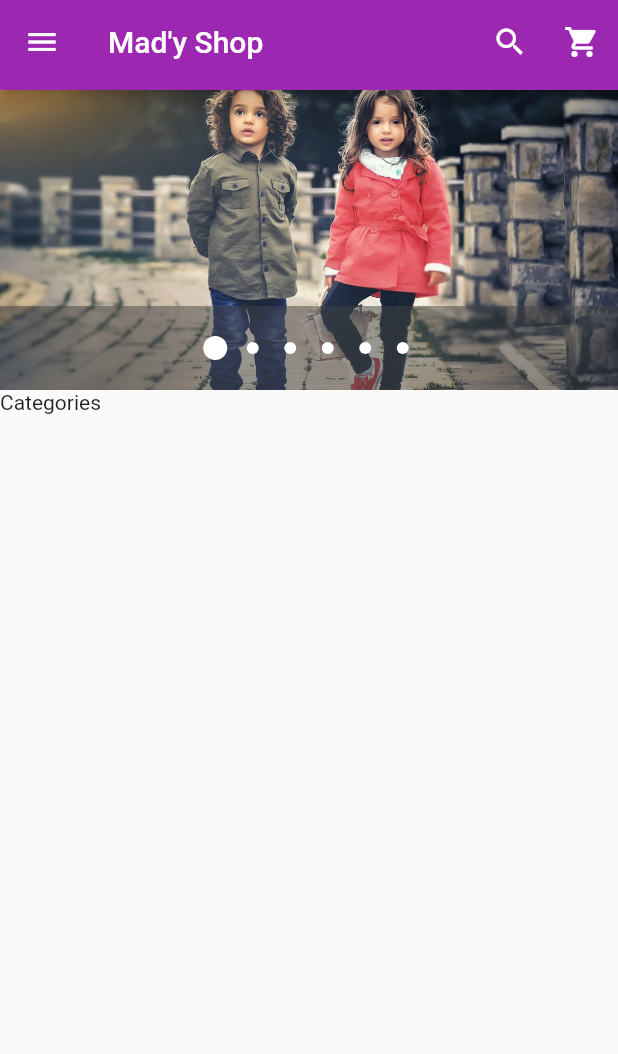
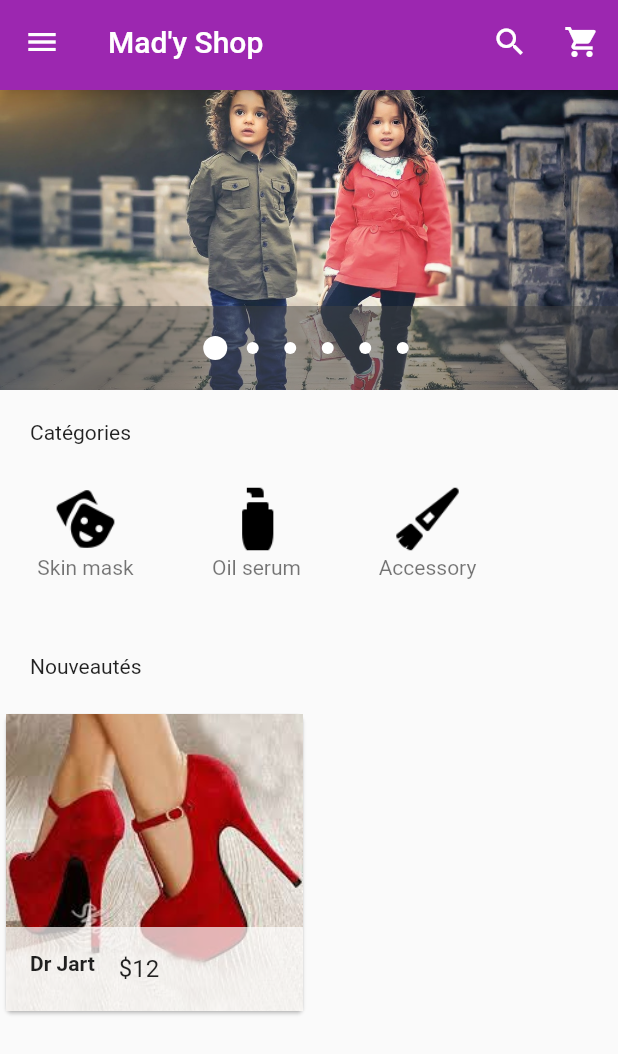
Before and after one commit to tchenio/ecommerce, a Flutter app: the screen it shows after launch, on a phone screen of 412 x 824 dp. Shown: the top 1054 px of the screen. Run offline on Flutter 3.47's test engine with Material 2 defaults, Android fonts, the phone set to English and light mode, and no system bars; drawn by our look-alikes of carousel_pro.

Commit message:
category and product list ui

```diff
--- /dev/null
+++ b/lib/components/Products.dart
@@ -0,0 +1,36 @@
+import 'package:ecommerce/model/Product.dart';
+import 'package:flutter/material.dart';
+
+class Products extends StatefulWidget {
+  const Products({Key? key}) : super(key: key);
+
+  @override
+  _ProductsState createState() => _ProductsState();
+}
+
+class _ProductsState extends State<Products> {
+  var product_list = [
+    {
+      "name": "Dr Jart",
+      "picture": "images/products/hills2.jpeg",
+      "old_price": 15,
+      "price": 12
+    }
+  ];
+
+  @override
+  Widget build(BuildContext context) {
+    return GridView.builder(
+        itemCount: product_list.length,
+        gridDelegate:
+            new SliverGridDelegateWithFixedCrossAxisCount(crossAxisCount: 2),
+        itemBuilder: (BuildContext context, int index) {
+          return Product(
+            product_name: product_list[index]['name'],
+            product_picture: product_list[index]['picture'],
+            product_old_price: product_list[index]['old_price'],
+            product_price: product_list[index]['price'],
+          );
+        });
+  }
+}
--- a/lib/components/carousel.dart
+++ /dev/null
@@ -1,27 +0,0 @@
-
-import 'package:flutter/material.dart';
-import 'package:carousel_pro/carousel_pro.dart' show Carousel;
-
-
-class CarouselWidget extends StatelessWidget {
-  @override
-  Widget build(BuildContext context) {
-      return new Container(
-        height: 200.0,
-        child: Carousel(
-          boxFit: BoxFit.cover,
-          images: [
-            AssetImage('images/c1.jpg'),
-            AssetImage('images/m2.jpg'),
-            AssetImage('images/m1.jpeg'),
-            AssetImage('images/w1.jpeg'),
-            AssetImage('images/w3.jpeg'),
-            AssetImage('images/w4.jpeg'),
-          ],
-          autoplay: false,
-          animationCurve: Curves.fastOutSlowIn,
-          animationDuration: Duration(milliseconds: 1000),
-        ),
-      );
-  }
-}
--- /dev/null
+++ b/lib/components/carousel_widget.dart
@@ -0,0 +1,25 @@
+import 'package:carousel_pro/carousel_pro.dart' show Carousel;
+import 'package:flutter/material.dart';
+
+class CarouselWidget extends StatelessWidget {
+  @override
+  Widget build(BuildContext context) {
+    return new Container(
+      height: 200.0,
+      child: Carousel(
+        boxFit: BoxFit.cover,
+        images: [
+          AssetImage('images/c1.jpg'),
+          AssetImage('images/m2.jpg'),
+          AssetImage('images/m1.jpeg'),
+          AssetImage('images/w1.jpeg'),
+          AssetImage('images/w3.jpeg'),
+          AssetImage('images/w4.jpeg'),
+        ],
+        autoplay: false,
+        animationCurve: Curves.fastOutSlowIn,
+        animationDuration: Duration(milliseconds: 1000),
+      ),
+    );
+  }
+}
--- /dev/null
+++ b/lib/components/category_listview.dart
@@ -0,0 +1,27 @@
+import 'package:ecommerce/model/Category.dart';
+import 'package:flutter/material.dart';
+
+class HorizontalList extends StatelessWidget {
+  const HorizontalList({Key? key}) : super(key: key);
+
+  @override
+  Widget build(BuildContext context) {
+    return Container(
+      height: 100.0,
+      child: ListView(scrollDirection: Axis.horizontal, children: <Widget>[
+        Category(
+          image_location: "images/categorie/masque-60.png",
+          image_caption: "Skin mask",
+        ),
+        Category(
+          image_location: "images/categorie/serum-60.png",
+          image_caption: "Oil serum",
+        ),
+        Category(
+          image_location: "images/categorie/pinceau-60.png",
+          image_caption: "Accessory",
+        ),
+      ]),
+    );
+  }
+}
--- a/lib/main.dart
+++ b/lib/main.dart
@@ -1,11 +1,8 @@
 //@dart=2.9
 import 'package:flutter/material.dart';
-import 'home.dart';
-void main(){
-  runApp(
-      new MaterialApp(
-          debugShowCheckedModeBanner: false,
-          home: HomePage()
-      )
-  );
+
+import 'pages/home.dart';
+
+void main() {
+  runApp(new MaterialApp(debugShowCheckedModeBanner: false, home: HomePage()));
 }
--- /dev/null
+++ b/lib/model/Category.dart
@@ -0,0 +1,31 @@
+import 'package:flutter/material.dart';
+
+class Category extends StatelessWidget {
+  final String image_location;
+  final String image_caption;
+
+  const Category(
+      {Key? key, required this.image_location, required this.image_caption})
+      : super(key: key);
+
+  @override
+  Widget build(BuildContext context) {
+    return Padding(
+      padding: const EdgeInsets.all(2.0),
+      child: InkWell(
+        //InkWell to make a widget clickable
+        onTap: () {},
+        child: Container(
+          width: 110,
+          child: ListTile(
+            title: Image.asset(image_location, width: 48, height: 48),
+            subtitle: Container(
+              child: Text(image_caption),
+              alignment: Alignment.topCenter,
+            ),
+          ),
+        ),
+      ),
+    );
+  }
+}
--- /dev/null
+++ b/lib/model/Product.dart
@@ -0,0 +1,44 @@
+import 'package:flutter/material.dart';
+import 'package:ecommerce/pages/product_detail.dart';
+
+class Product extends StatelessWidget {
+  final product_name;
+  final product_picture;
+  final product_old_price;
+  final product_price;
+
+  const Product(
+      {Key? key, this.product_name, this.product_picture, this.product_old_price, this.product_price})
+      : super(key: key);
+
+  @override
+  Widget build(BuildContext context) {
+    return Card(
+      child: Hero(
+          tag: product_name,
+          child: Material(
+            child: InkWell(
+              onTap: () =>
+                  Navigator.of(context).push(new MaterialPageRoute(
+                      builder: (context) => new ProductDetails())),
+              child: GridTile(
+                child: Image.asset(
+                  product_picture,
+                  fit: BoxFit.cover,
+                ),
+
+                footer: Container(
+                  color: Colors.white70,
+                  child: ListTile(
+                    leading: Text(product_name,
+                        style: TextStyle(fontWeight: FontWeight.bold)),
+                    title: Text("\$$product_price",),
+                  ),
+                ),
+              ),
+            ),
+          )
+      ),
+    );
+  }
+}
--- a/lib/home.dart
+++ b/lib/pages/home.dart
@@ -1,36 +1,46 @@
+import 'package:ecommerce/components/Products.dart';
+import 'package:ecommerce/components/carousel_widget.dart';
+import 'package:ecommerce/components/category_listview.dart';
+import 'package:ecommerce/components/drawer.dart';
+import 'package:ecommerce/components/header.dart';
 import 'package:flutter/material.dart';
 
-import 'components/carousel.dart';
-import 'components/drawer.dart';
-import 'components/header.dart';
 class HomePage extends StatefulWidget {
   @override
   _HomePageState createState() => _HomePageState();
 }
+
 class _HomePageState extends State<HomePage> {
   @override
   Widget build(BuildContext context) {
-
     Widget imageCarousel = new CarouselWidget();
 
     return Scaffold(
-      appBar: HeaderBarWidget( ),
+      appBar: HeaderBarWidget(),
       drawer: DrawerWidget(),
-
       body: new ListView(
         children: [
           imageCarousel,
-          new Padding(padding: const EdgeInsets.all(0.0),
-            child: Text('Categories'),
+          Padding(
+            padding: const EdgeInsets.all(20.0),
+            child: Text("Catégories"),
           ),
 
           //horizontal list view
+          HorizontalList(),
+          Padding(
+            padding: const EdgeInsets.all(20.0),
+            child: Text("Nouveautés"),
+          ),
+          Container(
+            height: 320.0,
+            child: Products(),
+          )
         ],
       ),
     );
   }
 }
-
 
 /*
 class _HomePageState extends State<HomePage> {
--- /dev/null
+++ b/lib/pages/product_detail.dart
@@ -0,0 +1,15 @@
+import 'package:flutter/material.dart';
+
+class ProductDetails extends StatefulWidget {
+  const ProductDetails({Key? key}) : super(key: key);
+
+  @override
+  _ProductDetailsState createState() => _ProductDetailsState();
+}
+
+class _ProductDetailsState extends State<ProductDetails> {
+  @override
+  Widget build(BuildContext context) {
+    return Container();
+  }
+}
```
Also changed, not shown: lib/components/drawer.dart (+14 -23 lines), lib/components/header.dart (+13 -5 lines), pubspec.yaml (+7 -1 lines), images/Type masque/icons8-dry-skin-30.png (added), images/Type masque/icons8-normal-skin-30.png (added), images/Type masque/icons8-oily-skin-30.png (added), images/Type masque/icons8-peeling-skin-30.png (added), images/categorie/masque-60.png (added), images/categorie/pinceau-52.png (added), images/categorie/pinceau-60.png (added), images/categorie/serum-60.png (added).
